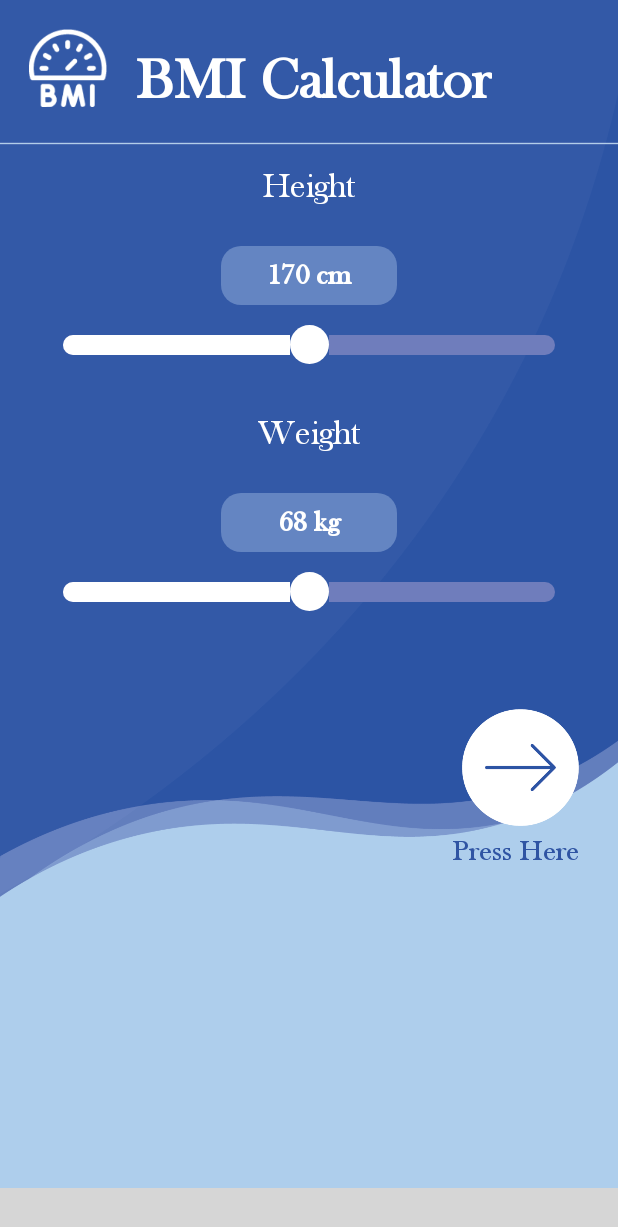
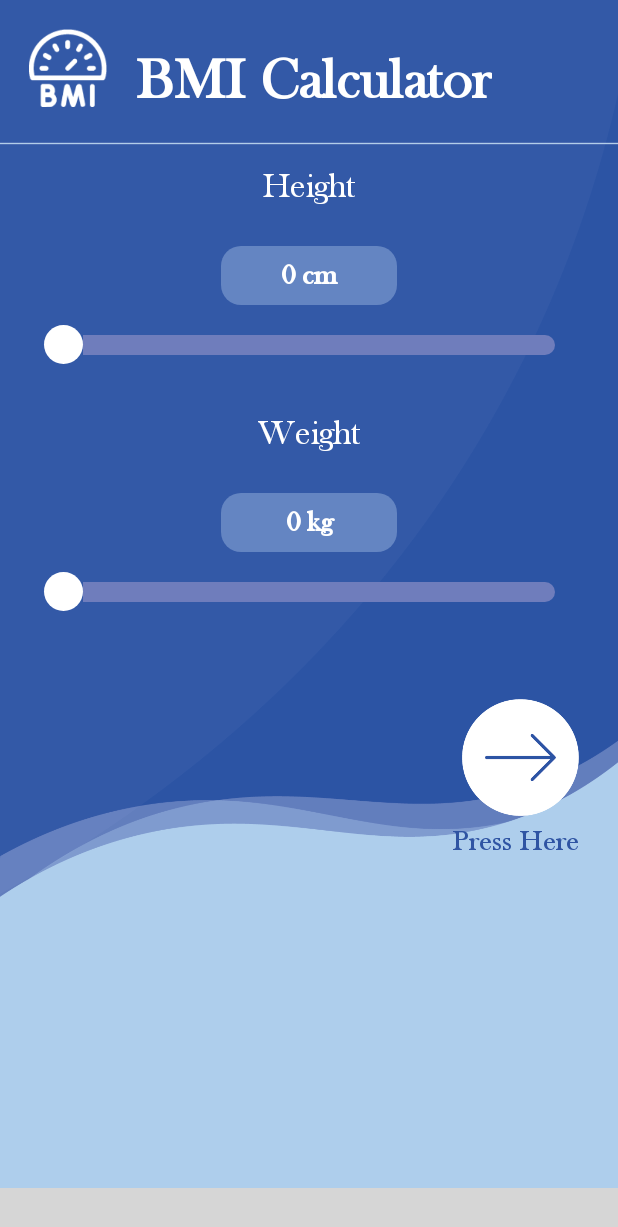
Before and after one commit to Jamio2209/Pregnancy-Fitness-Guide, an Android app: the fragment BMIFragment placed in its activity, on a phone screen of 412 x 824 dp. Shown: the top 1227 px of the screen. Run offline under Robolectric (Android 15) with nearby library versions, the phone set to English and light mode, and no system bars; our stand-ins replace Volley, sdp/ssp sizes; libraries missing offline, so code that uses them is left out: com.etebarian.meowbottomnavigation; plain views replace MeowBottomNavigation; network calls fail; pictures from the network do not load; 7 statements that could not run were skipped; grey boxes are pictures that could not be loaded.

Commit message:
BMI Page completed with all the features

```diff
--- a/app/src/main/java/com/zerotechy/pregnancyfitness/BMIFragment.java
+++ b/app/src/main/java/com/zerotechy/pregnancyfitness/BMIFragment.java
@@ -7,6 +7,12 @@ import androidx.fragment.app.Fragment;
 import android.view.LayoutInflater;
 import android.view.View;
 import android.view.ViewGroup;
+import android.widget.ImageView;
+import android.widget.SeekBar;
+import android.widget.TextView;
+import android.widget.Toast;
+
+import java.util.Formatter;
 
 /**
  * A simple {@link Fragment} subclass.
@@ -14,6 +20,15 @@ import android.view.ViewGroup;
  * create an instance of this fragment.
  */
 public class BMIFragment extends Fragment {
+
+    TextView height,weight,result,yourbmi;
+    ImageView button;
+    SeekBar sheight,sweight;
+    double heightvalue,weightvalue;
+    boolean repeat=false;
+
+
+
 
     // TODO: Rename parameter arguments, choose names that match
     // the fragment initialization parameters, e.g. ARG_ITEM_NUMBER
@@ -59,6 +74,109 @@ public class BMIFragment extends Fragment {
     public View onCreateView(LayoutInflater inflater, ViewGroup container,
                              Bundle savedInstanceState) {
         // Inflate the layout for this fragment
-        return inflater.inflate(R.layout.fragment_b_m_i, container, false);
+        View v=inflater.inflate(R.layout.fragment_b_m_i,container,false);
+
+        height=(TextView)v.findViewById(R.id.heightamount);
+        weight=(TextView)v.findViewById(R.id.weightamount);
+        yourbmi=(TextView)v.findViewById(R.id.yourbmi);yourbmi.setVisibility(View.INVISIBLE);
+        result=(TextView)v.findViewById(R.id.result);
+         result.setVisibility(View.INVISIBLE);
+        sheight=(SeekBar)v.findViewById(R.id.heightbar);
+        sweight=(SeekBar)v.findViewById(R.id.weighttbar);
+        button=(ImageView)v.findViewById(R.id.bmigobtn);
+
+        sheight.setMax(250);
+        sheight.setProgress(0,true);
+        sweight.setProgress(0);
+        heightvalue=(double) sheight.getProgress();
+        weightvalue=(double)sweight.getProgress();
+        sheight.setOnSeekBarChangeListener(new SeekBar.OnSeekBarChangeListener() {
+            @Override
+            public void onProgressChanged(SeekBar seekBar, int progress, boolean fromUser) {
+
+                height.setText(String.valueOf(progress)+" cm");
+                heightvalue=(double) progress/100;
+
+            }
+
+            @Override
+            public void onStartTrackingTouch(SeekBar seekBar) {
+
+            }
+
+            @Override
+            public void onStopTrackingTouch(SeekBar seekBar) {
+
+            }
+        });
+
+            sweight.setOnSeekBarChangeListener(new SeekBar.OnSeekBarChangeListener() {
+                @Override
+                public void onProgressChanged(SeekBar seekBar, int progress, boolean fromUser) {
+                    weight.setText(String.valueOf(progress)+" kg");
+                    weightvalue=(double)progress;
+                }
+
+                @Override
+                public void onStartTrackingTouch(SeekBar seekBar) {
+
+                }
+
+                @Override
+                public void onStopTrackingTouch(SeekBar seekBar) {
+
+                }
+            });
+
+            button.setOnClickListener(new View.OnClickListener() {
+                @Override
+                public void onClick(View v) {
+                    if(!repeat){
+                        try {
+                        heightvalue=heightvalue*heightvalue;
+                        double newresult=weightvalue/heightvalue;
+                        Formatter formatter = new Formatter();
+                        formatter.format("%.2f", newresult);
+                        result.setText(String.valueOf(formatter));
+                        result.setVisibility(View.VISIBLE);
+                        yourbmi.setVisibility(View.VISIBLE);
+//                        Toast.makeText(getContext(), String.valueOf(heightvalue)+"  "+String.valueOf(weightvalue), Toast.LENGTH_LONG).show();
+                    }catch (Exception e){
+                        e.printStackTrace();
+
+                    }
+
+                        sheight.setEnabled(false);
+                        sweight.setEnabled(false);
+                        button.setImageResource(R.drawable.repeatbtnbmi);
+                        repeat=true;
+
+                    }
+                    else {
+                        sheight.setEnabled(true);
+                        sweight.setEnabled(true);
+                        sheight.setProgress(0,true);
+                        sweight.setProgress(0,true);
+                        button.setImageResource(R.drawable.bmi_go);
+                        result.setVisibility(View.INVISIBLE);
+                        yourbmi.setVisibility(View.INVISIBLE);
+                        repeat=false;
+                    }
+
+
+
+
+                    }
+
+
+
+
+
+            });
+
+
+
+
+        return v;
     }
 }
--- a/app/src/main/java/com/zerotechy/pregnancyfitness/HomeFragment.java
+++ b/app/src/main/java/com/zerotechy/pregnancyfitness/HomeFragment.java
@@ -144,7 +144,7 @@ public class HomeFragment extends Fragment {
         }, new Response.ErrorListener() {
             @Override
             public void onErrorResponse(VolleyError error) {
-                Toast.makeText(getContext(), error.getMessage(), Toast.LENGTH_SHORT).show();
+                //Toast.makeText(getContext(), error.getMessage(), Toast.LENGTH_SHORT).show();
             }
         });
 
--- a/app/src/main/res/layout/fragment_b_m_i.xml
+++ b/app/src/main/res/layout/fragment_b_m_i.xml
@@ -50,7 +50,7 @@
         android:background="@drawable/amountbg"
         android:fontFamily="@font/baskvill"
         android:paddingTop="@dimen/_6sdp"
-        android:text="170 cm"
+        android:text="0 cm"
         android:textAlignment="center"
         android:textColor="@color/white"
         android:textSize="@dimen/_15ssp"
@@ -95,7 +95,7 @@
         android:background="@drawable/amountbg"
         android:fontFamily="@font/baskvill"
         android:paddingTop="@dimen/_6sdp"
-        android:text="68 kg"
+        android:text="0 kg"
         android:textAlignment="center"
         android:textColor="@color/white"
         android:textSize="@dimen/_15ssp"
@@ -125,7 +125,7 @@
     android:layout_alignParentRight="true"
     android:elevation="@dimen/_10sdp"
     android:layout_marginEnd="@dimen/_20sdp"
-    android:layout_marginTop="@dimen/_40sdp"
+    android:layout_marginTop="@dimen/_35sdp"
     android:id="@+id/bmigobtn"/>
     <TextView
         android:layout_width="wrap_content"
@@ -138,6 +138,38 @@
         android:layout_marginTop="@dimen/_4sdp"
         android:fontFamily="@font/baskvill"
         android:textColor="#2F54A3"/>
+    <TextView
+        android:layout_width="wrap_content"
+        android:layout_height="wrap_content"
+        android:text="Your BMI"
+        android:id="@+id/yourbmi"
+        android:fontFamily="@font/baskvill"
+        android:textSize="@dimen/_15ssp"
+        android:textColor="#2F54A3"
+
+        android:layout_below="@id/bmigobtn"
+        android:layout_marginTop="@dimen/_28sdp"
+        android:layout_marginLeft="@dimen/_15sdp"
+        android:textStyle="bold"/>
+
+
+    <TextView
+        android:layout_width="wrap_content"
+        android:layout_height="wrap_content"
+        android:textSize="@dimen/_50ssp"
+        android:text="23.5"
+        android:fontFamily="@font/baskvill"
+        android:textColor="#2F54A3"
+        android:layout_alignParentBottom="true"
+        android:textAlignment="center"
+
+        android:layout_below="@+id/yourbmi"
+        android:layout_marginLeft="@dimen/_15sdp"
+        android:id="@+id/result"/>
+
+
+
+
 
 
 
```
Also changed, not shown: app/src/main/res/drawable-v24/repeatbtnbmi.png (added).
